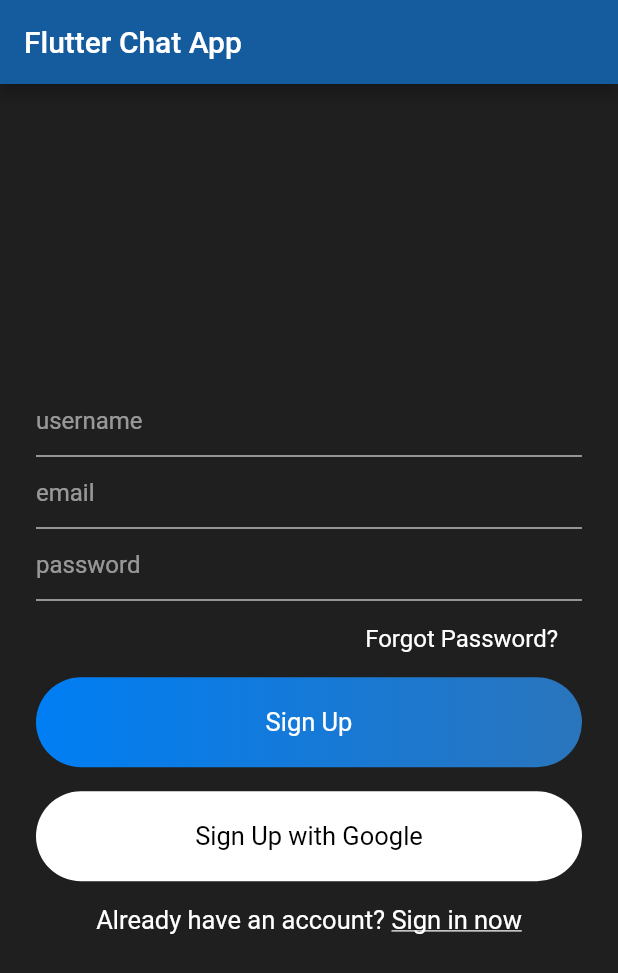
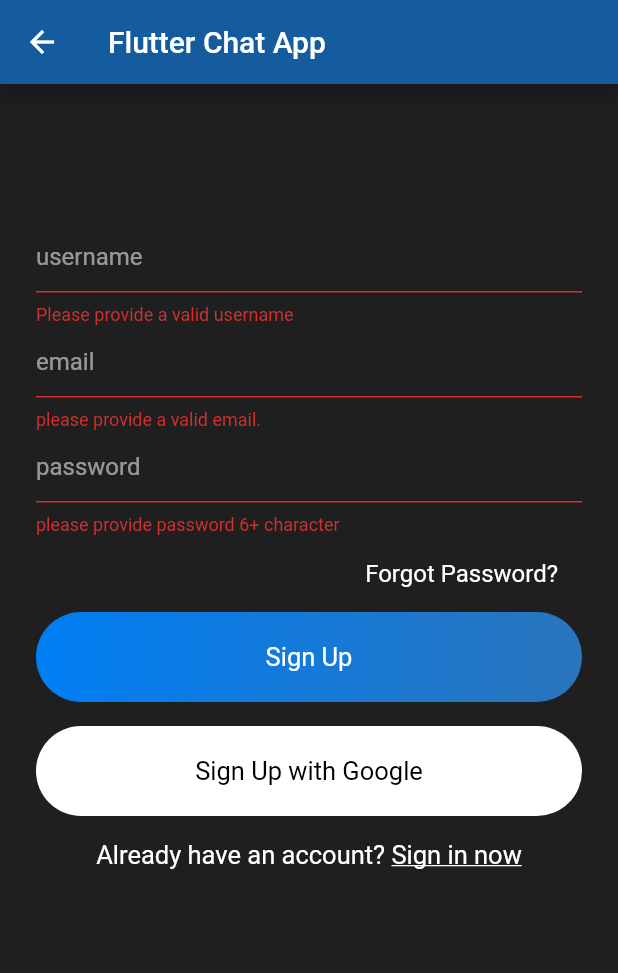
Before and after one commit to mistrypavankumar/Flutter_chat_app, a Flutter app: the SignUP screen opened directly, after a tap on "Sign Up", on a phone screen of 412 x 824 dp. Shown: the top 973 px of the screen. Run offline on Flutter 3.47's test engine with Material 2 defaults, Android fonts, the phone set to English and light mode, and no system bars; our stand-ins replace firebase_auth; accounts and stored records are empty.

Commit message:
Fixed sign_in and sign_up design

```diff
--- a/lib/main.dart
+++ b/lib/main.dart
@@ -1,4 +1,5 @@
 // import 'package:chat_app/views/sign_in.dart';
+import 'package:chat_app/views/sign_in.dart';
 import 'package:chat_app/views/sign_up.dart';
 import 'package:flutter/material.dart';
 
@@ -19,8 +20,9 @@ class MyApp extends StatelessWidget {
         primarySwatch: Colors.blue,
         visualDensity: VisualDensity.adaptivePlatformDensity,
       ),
-      home: SignUP(),
-      // SingIn(),
+      home:
+          // SignUP(),
+          SingIn(),
     );
   }
 }
--- a/lib/views/sign_up.dart
+++ b/lib/views/sign_up.dart
@@ -1,3 +1,4 @@
+import 'package:chat_app/services/auth.dart';
 import 'package:chat_app/widgets/widgets.dart';
 import 'package:flutter/material.dart';
 
@@ -7,8 +8,11 @@ class SignUP extends StatefulWidget {
 }
 
 class _SignUPState extends State<SignUP> {
+  //loading....
+  bool isloading = false;
+  AuthMethods authMethods = new AuthMethods();
+
   final formKey = GlobalKey<FormState>();
-
   TextEditingController userNameTextEditingController =
       new TextEditingController();
 
@@ -18,16 +22,36 @@ class _SignUPState extends State<SignUP> {
   TextEditingController passwordTextEditingController =
       new TextEditingController();
 
-// // loading option
-// signMeUP() {
-//   if (formKey.currentState.validate()) {}
+  // loading option
+  signMeUP() {
+    if (formKey.currentState.validate()) {
+      setState(() {
+        isloading = true;
+      });
+
+      authMethods
+          .signUpWithEmailAndPassword(emailTextEditingController.text,
+              passwordTextEditingController.text)
+          .then((val) => () {
+                print("$val");
+
+                //Navigation to another screen
+              });
+    }
+  }
 
   @override
   Widget build(BuildContext context) {
     return Scaffold(
       appBar: appBarMain(context),
-      body: Container(
-        alignment: Alignment.center,
+      body: isloading
+          ? Container(
+              child: Center(child: CircularProgressIndicator()),
+            )
+          : SingleChildScrollView(
+              child: Container(
+                height: MediaQuery.of(context).size.height - 150.0,
+                alignment: Alignment.bottomCenter,
                 child: Container(
                   padding: EdgeInsets.symmetric(horizontal: 24.0),
                   child: Column(
@@ -60,6 +84,7 @@ class _SignUPState extends State<SignUP> {
                               decoration: textFieldInputDecoration("email"),
                             ),
                             TextFormField(
+                              obscureText: true,
                               validator: (val) {
                                 return val.length > 6
                                     ? null
@@ -78,8 +103,8 @@ class _SignUPState extends State<SignUP> {
                       Container(
                         alignment: Alignment.centerRight,
                         child: Container(
-                  padding:
-                      EdgeInsets.symmetric(horizontal: 16.0, vertical: 8.0),
+                          padding: EdgeInsets.symmetric(
+                              horizontal: 16.0, vertical: 8.0),
                           child: Text(
                             "Forgot Password?",
                             style: simpleTextStyle(),
@@ -92,6 +117,7 @@ class _SignUPState extends State<SignUP> {
                       GestureDetector(
                         onTap: () {
                           //When we click on sign in button
+                          signMeUP();
                         },
                         child: Container(
                           alignment: Alignment.center,
@@ -152,7 +178,11 @@ class _SignUPState extends State<SignUP> {
                           ),
                         ],
                       ),
+                      SizedBox(
+                        height: 150.0,
+                      )
                     ],
+                  ),
                 ),
               ),
             ),
--- a/pubspec.yaml
+++ b/pubspec.yaml
@@ -28,6 +28,8 @@ dependencies:
   # Use with the CupertinoIcons class for iOS style icons.
   cupertino_icons: ^0.1.3
   firebase_auth: ^0.16.1
+  cloud_firestore: ^0.13.7
+  firebase_core_web: ^0.1.1+2
 
 dev_dependencies:
   flutter_test:
```
Also changed, not shown: lib/views/sign_in.dart (+8 -2 lines), pubspec.lock, 1 other file. Lines whose indentation alone changed are shown as unchanged.
